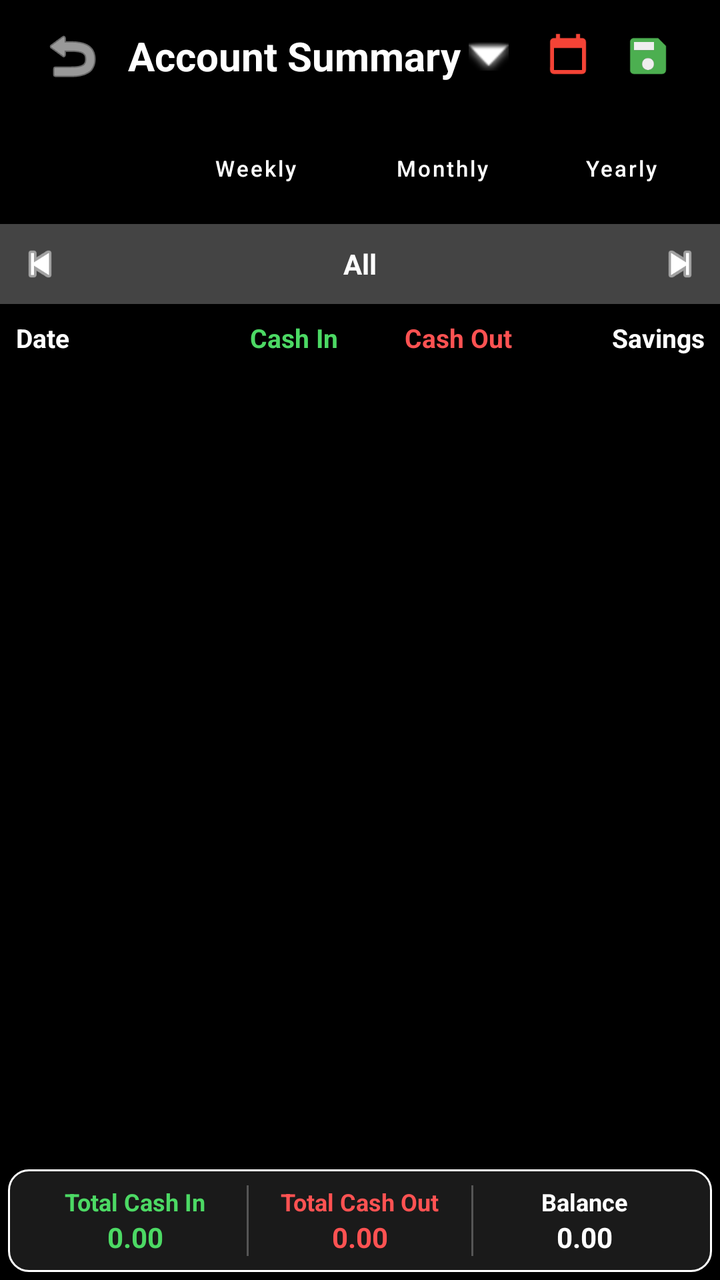
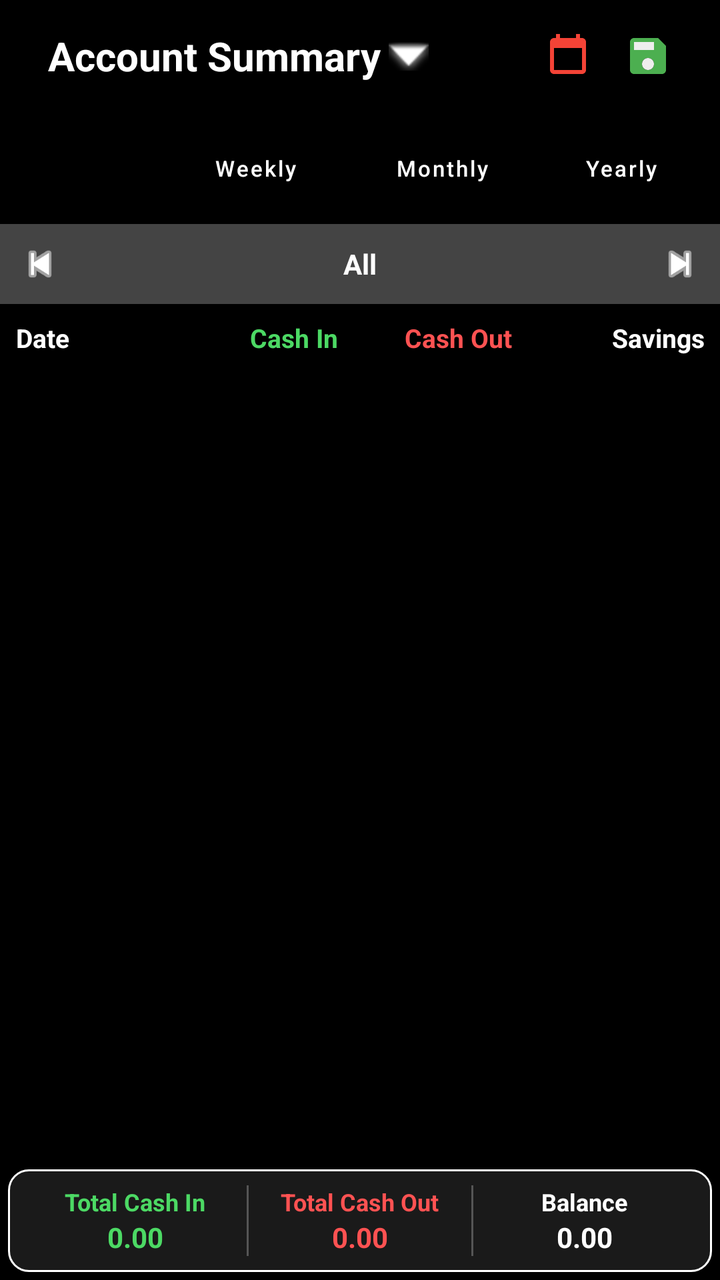

Before-and-after screenshots of an Android layout around one commit, followed by the original layout XML and the change that was made.
<!-- AndroidManifest.xml: activity theme Theme.MyCalendar2026SAR -->
<!-- res/layout/activity_account_summary.xml -->
<?xml version="1.0" encoding="utf-8"?>
<androidx.constraintlayout.widget.ConstraintLayout xmlns:android="http://schemas.android.com/apk/res/android"
    xmlns:app="http://schemas.android.com/apk/res-auto"
    xmlns:tools="http://schemas.android.com/tools"
    android:layout_width="match_parent"
    android:layout_height="match_parent"
    android:background="#000000"
    tools:context=".AccountSummaryActivity">

    
    <LinearLayout
        android:id="@+id/summaryToolbar"
        android:layout_width="match_parent"
        android:layout_height="56dp"
        android:gravity="center_vertical"
        android:orientation="horizontal"
        android:paddingStart="16dp"
        android:paddingEnd="16dp"
        app:layout_constraintTop_toTopOf="parent">

        <ImageButton
            android:id="@+id/accountSummaryBackButton"
            android:layout_width="40dp"
            android:layout_height="40dp"
            android:background="?attr/selectableItemBackgroundBorderless"
            android:contentDescription="Back"
            android:src="@android:drawable/ic_menu_revert"
            app:tint="@color/white" />

        <LinearLayout
            android:id="@+id/summaryAccountPicker"
            android:layout_width="0dp"
            android:layout_height="match_parent"
            android:layout_marginStart="8dp"
            android:layout_weight="1"
            android:clickable="true"
            android:focusable="true"
            android:gravity="center_vertical"
            android:orientation="horizontal">

            <TextView
                android:id="@+id/summaryAccountTitle"
                android:layout_width="wrap_content"
                android:layout_height="wrap_content"
                android:text="Account Summary"
                android:textColor="@color/white"
                android:textSize="20sp"
                android:textStyle="bold" />

            <ImageView
                android:layout_width="20dp"
                android:layout_height="20dp"
                android:layout_marginStart="4dp"
                android:contentDescription="Select Account"
                android:src="@android:drawable/arrow_down_float"
                app:tint="@color/white" />
        </LinearLayout>

        <ImageButton
            android:id="@+id/btnSummaryCalendar"
            android:layout_width="40dp"
            android:layout_height="40dp"
            android:background="?attr/selectableItemBackgroundBorderless"
            android:contentDescription="Calendar"
            android:padding="8dp"
            android:src="@drawable/ic_menu_calendar_color" />

        <ImageButton
            android:id="@+id/btnSummaryReport"
            android:layout_width="40dp"
            android:layout_height="40dp"
            android:background="?attr/selectableItemBackgroundBorderless"
            android:contentDescription="Report"
            android:padding="8dp"
            android:src="@drawable/ic_menu_save_color" />
    </LinearLayout>

    
    <LinearLayout
        android:id="@+id/summaryTabsContainer"
        android:layout_width="match_parent"
        android:layout_height="wrap_content"
        android:orientation="horizontal"
        android:padding="8dp"
        app:layout_constraintTop_toBottomOf="@id/summaryToolbar">

        <Button
            android:id="@+id/tabAll"
            style="@style/Widget.MaterialComponents.Button.UnelevatedButton"
            android:layout_width="0dp"
            android:layout_height="36dp"
            android:layout_margin="2dp"
            android:layout_weight="1"
            android:backgroundTint="@color/white"
            android:insetTop="0dp"
            android:insetBottom="0dp"
            android:padding="0dp"
            android:text="All"
            android:textAllCaps="false"
            android:textColor="@color/black"
            android:textSize="11sp"
            app:cornerRadius="18dp" />

        <Button
            android:id="@+id/tabWeekly"
            style="@style/Widget.MaterialComponents.Button.UnelevatedButton"
            android:layout_width="0dp"
            android:layout_height="36dp"
            android:layout_margin="2dp"
            android:layout_weight="1.2"
            android:backgroundTint="#333333"
            android:insetTop="0dp"
            android:insetBottom="0dp"
            android:padding="0dp"
            android:text="Weekly"
            android:textAllCaps="false"
            android:textColor="@color/white"
            android:textSize="11sp"
            app:cornerRadius="18dp" />

        <Button
            android:id="@+id/tabMonthly"
            style="@style/Widget.MaterialComponents.Button.UnelevatedButton"
            android:layout_width="0dp"
            android:layout_height="36dp"
            android:layout_margin="2dp"
            android:layout_weight="1.3"
            android:backgroundTint="#333333"
            android:insetTop="0dp"
            android:insetBottom="0dp"
            android:padding="0dp"
            android:text="Monthly"
            android:textAllCaps="false"
            android:textColor="@color/white"
            android:textSize="11sp"
            app:cornerRadius="18dp" />

        <Button
            android:id="@+id/tabYearly"
            style="@style/Widget.MaterialComponents.Button.UnelevatedButton"
            android:layout_width="0dp"
            android:layout_height="36dp"
            android:layout_margin="2dp"
            android:layout_weight="1.1"
            android:backgroundTint="#333333"
            android:insetTop="0dp"
            android:insetBottom="0dp"
            android:padding="0dp"
            android:text="Yearly"
            android:textAllCaps="false"
            android:textColor="@color/white"
            android:textSize="11sp"
            app:cornerRadius="18dp" />
    </LinearLayout>

    
    <LinearLayout
        android:id="@+id/summaryNav"
        android:layout_width="match_parent"
        android:layout_height="wrap_content"
        android:background="#444444"
        android:gravity="center"
        android:orientation="horizontal"
        android:padding="4dp"
        app:layout_constraintTop_toBottomOf="@id/summaryTabsContainer">

        <ImageView
            android:id="@+id/btnNavPrev"
            android:layout_width="32dp"
            android:layout_height="32dp"
            android:src="@android:drawable/ic_media_previous"
            app:tint="@color/white"
            android:padding="4dp"
            android:contentDescription="Previous" />

        <TextView
            android:id="@+id/summaryFilterLabel"
            android:layout_width="0dp"
            android:layout_height="wrap_content"
            android:layout_weight="1"
            android:gravity="center"
            android:text="All"
            android:textColor="@color/white"
            android:textSize="14sp"
            android:textStyle="bold" />

        <ImageView
            android:id="@+id/btnNavNext"
            android:layout_width="32dp"
            android:layout_height="32dp"
            android:src="@android:drawable/ic_media_next"
            app:tint="@color/white"
            android:padding="4dp"
            android:contentDescription="Next" />
    </LinearLayout>

    
    <LinearLayout
        android:id="@+id/summaryTableHeaders"
        android:layout_width="match_parent"
        android:layout_height="wrap_content"
        android:orientation="horizontal"
        android:padding="8dp"
        app:layout_constraintTop_toBottomOf="@id/summaryNav">

        <TextView
            android:layout_width="0dp"
            android:layout_height="wrap_content"
            android:layout_weight="1.2"
            android:text="Date"
            android:textColor="@color/white"
            android:textSize="13sp"
            android:textStyle="bold" />

        <TextView
            android:layout_width="0dp"
            android:layout_height="wrap_content"
            android:layout_weight="1"
            android:gravity="center"
            android:text="Cash In"
            android:textColor="@color/income_green"
            android:textSize="13sp"
            android:textStyle="bold" />

        <TextView
            android:layout_width="0dp"
            android:layout_height="wrap_content"
            android:layout_weight="1"
            android:gravity="center"
            android:text="Cash Out"
            android:textColor="@color/expense_red"
            android:textSize="13sp"
            android:textStyle="bold" />

        <TextView
            android:layout_width="0dp"
            android:layout_height="wrap_content"
            android:layout_weight="1"
            android:gravity="end"
            android:text="Savings"
            android:textColor="@color/white"
            android:textSize="13sp"
            android:textStyle="bold" />
    </LinearLayout>

    
    <androidx.recyclerview.widget.RecyclerView
        android:id="@+id/accountSummaryRecyclerView"
        android:layout_width="match_parent"
        android:layout_height="0dp"
        app:layout_constraintBottom_toTopOf="@id/summaryFooter"
        app:layout_constraintTop_toBottomOf="@id/summaryTableHeaders" />

    <TextView
        android:id="@+id/accountSummaryEmptyText"
        android:layout_width="wrap_content"
        android:layout_height="wrap_content"
        android:text="No transactions found."
        android:textColor="@color/text_secondary"
        android:visibility="gone"
        app:layout_constraintBottom_toTopOf="@id/summaryFooter"
        app:layout_constraintEnd_toEndOf="parent"
        app:layout_constraintStart_toStartOf="parent"
        app:layout_constraintTop_toBottomOf="@id/summaryTableHeaders" />

    
    <LinearLayout
        android:id="@+id/summaryFooter"
        android:layout_width="match_parent"
        android:layout_height="wrap_content"
        android:layout_margin="4dp"
        android:background="@drawable/summary_border"
        android:orientation="horizontal"
        android:padding="8dp"
        app:layout_constraintBottom_toBottomOf="parent">

        <LinearLayout
            android:layout_width="0dp"
            android:layout_height="wrap_content"
            android:layout_weight="1"
            android:gravity="center"
            android:orientation="vertical">

            <TextView
                android:layout_width="wrap_content"
                android:layout_height="wrap_content"
                android:text="Total Cash In"
                android:textColor="@color/income_green"
                android:textSize="12sp"
                android:textStyle="bold" />

            <TextView
                android:id="@+id/footerCashIn"
                android:layout_width="wrap_content"
                android:layout_height="wrap_content"
                android:text="0.00"
                android:textColor="@color/income_green"
                android:textSize="14sp"
                android:textStyle="bold" />
        </LinearLayout>

        <View
            android:layout_width="1dp"
            android:layout_height="match_parent"
            android:background="#555555" />

        <LinearLayout
            android:layout_width="0dp"
            android:layout_height="wrap_content"
            android:layout_weight="1"
            android:gravity="center"
            android:orientation="vertical">

            <TextView
                android:layout_width="wrap_content"
                android:layout_height="wrap_content"
                android:text="Total Cash Out"
                android:textColor="@color/expense_red"
                android:textSize="12sp"
                android:textStyle="bold" />

            <TextView
                android:id="@+id/footerCashOut"
                android:layout_width="wrap_content"
                android:layout_height="wrap_content"
                android:text="0.00"
                android:textColor="@color/expense_red"
                android:textSize="14sp"
                android:textStyle="bold" />
        </LinearLayout>

        <View
            android:layout_width="1dp"
            android:layout_height="match_parent"
            android:background="#555555" />

        <LinearLayout
            android:layout_width="0dp"
            android:layout_height="wrap_content"
            android:layout_weight="1"
            android:gravity="center"
            android:orientation="vertical">

            <TextView
                android:layout_width="wrap_content"
                android:layout_height="wrap_content"
                android:text="Balance"
                android:textColor="@color/white"
                android:textSize="12sp"
                android:textStyle="bold" />

            <TextView
                android:id="@+id/footerBalance"
                android:layout_width="wrap_content"
                android:layout_height="wrap_content"
                android:text="0.00"
                android:textColor="@color/white"
                android:textSize="14sp"
                android:textStyle="bold" />
        </LinearLayout>
    </LinearLayout>

</androidx.constraintlayout.widget.ConstraintLayout>
<!-- resources referenced by this layout -->
<resources>
  <color name="black">#FF000000</color>
  <color name="expense_red">#FF5252</color>
  <color name="income_green">#4CD964</color>
  <color name="text_secondary">#AAAAAA</color>
  <color name="white">#FFFFFFFF</color>
  <!-- drawable ic_menu_calendar_color (drawable) -->
  <vector xmlns:android="http://schemas.android.com/apk/res/android"
      android:width="24dp"
      android:height="24dp"
      android:viewportWidth="24"
      android:viewportHeight="24">
      <path
          android:fillColor="#F44336"
          android:pathData="M19,3h-1V1h-2v2H8V1H6v2H5C3.89,3 3.01,3.9 3.01,5L3,19c0,1.1 0.89,2 2,2h14c1.1,0 2,-0.9 2,-2V5c0,-1.1 -0.9,-2 -2,-2zM19,19H5V8h14v11z" />
  </vector>
  <!-- drawable ic_menu_save_color (drawable) -->
  <vector xmlns:android="http://schemas.android.com/apk/res/android"
      android:width="24dp"
      android:height="24dp"
      android:viewportWidth="24"
      android:viewportHeight="24">
      <path
          android:fillColor="#4CAF50"
          android:pathData="M17,3L5,3c-1.11,0 -2,0.9 -2,2v14c0,1.1 0.89,2 2,2h14c1.1,0 2,-0.9 2,-2L21,7l-4,-4zM12,19c-1.66,0 -3,-1.34 -3,-3s1.34,-3 3,-3 3,1.34 3,3 -1.34,3 -3,3zM15,9L5,9L5,5h10v4z" />
      <path
          android:fillColor="#EEEEEE"
          android:pathData="M15,9L5,9L5,5h10v4zM12,19c-1.66,0 -3,-1.34 -3,-3s1.34,-3 3,-3 3,1.34 3,3 -1.34,3 -3,3z"
          android:alpha="0.3" />
  </vector>
  <!-- drawable summary_border (drawable) -->
  <?xml version="1.0" encoding="utf-8"?>
  <shape xmlns:android="http://schemas.android.com/apk/res/android">
      <solid android:color="@color/card_dark" />
      <stroke
          android:width="1dp"
          android:color="@color/white" />
      <corners android:radius="10dp" />
  </shape>
  <color name="card_dark">#1A1A1A</color>
  <color name="light_green">#8BC34A</color>
  <color name="hunter_green">#355E3B</color>
  <color name="teal_200">#FF03DAC5</color>
  <color name="teal_700">#FF018786</color>
  <style name="CustomMenuTextAppearance" parent="TextAppearance.AppCompat.Widget.PopupMenu.Large">
          <item name="android:textSize">@dimen/_10ssp</item>
          <item name="android:textColor">@color/white</item>
      </style>
  <style name="CustomPopupMenuStyle" parent="Widget.AppCompat.PopupMenu">
          <item name="android:minWidth">@dimen/_110sdp</item>
      </style>
  <style name="CustomAlertDialogTheme" parent="ThemeOverlay.MaterialComponents.MaterialAlertDialog">
          <item name="colorPrimary">@color/light_green</item>
          <item name="colorAccent">@color/light_green</item>
          <item name="colorSecondary">@color/light_green</item>
          <item name="android:textColorPrimary">@color/white</item>
          
          <item name="buttonBarPositiveButtonStyle">@style/GreenButtonStyle</item>
          <item name="buttonBarNegativeButtonStyle">@style/GreenButtonStyle</item>
          <item name="buttonBarNeutralButtonStyle">@style/GreenButtonStyle</item>
      </style>
  <style name="GreenButtonStyle" parent="Widget.MaterialComponents.Button.TextButton">
          <item name="android:textColor">@color/light_green</item>
      </style>
  <!-- unchanged entries left out for length: 1 -->
</resources>

<!-- the commit's change to res/layout/activity_account_summary.xml (unified diff, before → after) -->
@@ -20,12 +20,13 @@
 
         <ImageButton
             android:id="@+id/accountSummaryBackButton"
-            android:layout_width="40dp"
-            android:layout_height="40dp"
+            android:layout_width="@dimen/_24sdp"
+            android:layout_height="@dimen/_24sdp"
             android:background="?attr/selectableItemBackgroundBorderless"
             android:contentDescription="Back"
-            android:src="@android:drawable/ic_menu_revert"
-            app:tint="@color/white" />
+            android:padding="4dp"
+            android:scaleType="fitCenter"
+            android:src="@drawable/ic_back_color" />
 
         <LinearLayout
             android:id="@+id/summaryAccountPicker"
<!-- resource entries referenced after the edit -->
@@ -5,6 +5,16 @@
   <color name="income_green">#4CD964</color>
   <color name="text_secondary">#AAAAAA</color>
   <color name="white">#FFFFFFFF</color>
+  <!-- drawable ic_back_color (drawable) -->
+  <vector xmlns:android="http://schemas.android.com/apk/res/android"
+      android:width="24dp"
+      android:height="24dp"
+      android:viewportWidth="24"
+      android:viewportHeight="24">
+      <path
+          android:fillColor="#2196F3"
+          android:pathData="M20,11H7.83l5.59,-5.59L12,4l-8,8 8,8 1.41,-1.41L7.83,13H20v-2z" />
+  </vector>
   <!-- drawable ic_menu_calendar_color (drawable) -->
   <vector xmlns:android="http://schemas.android.com/apk/res/android"
       android:width="24dp"
